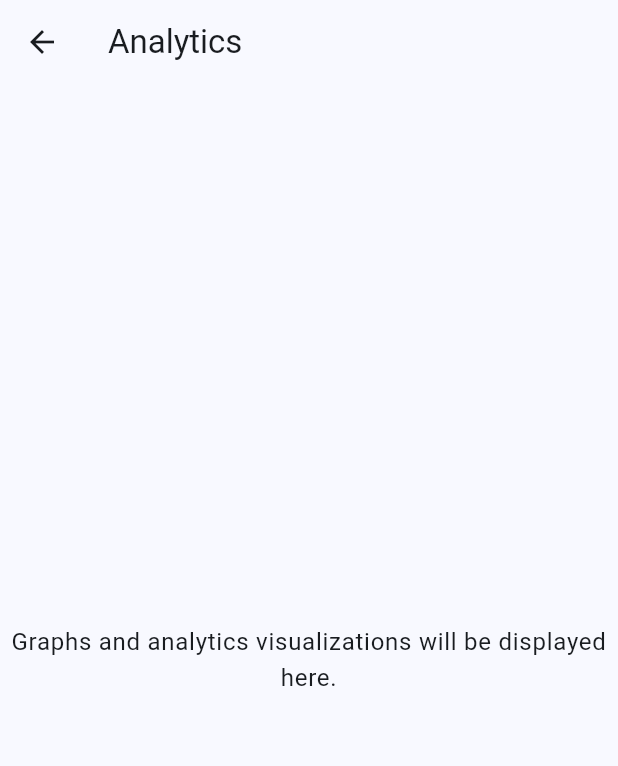
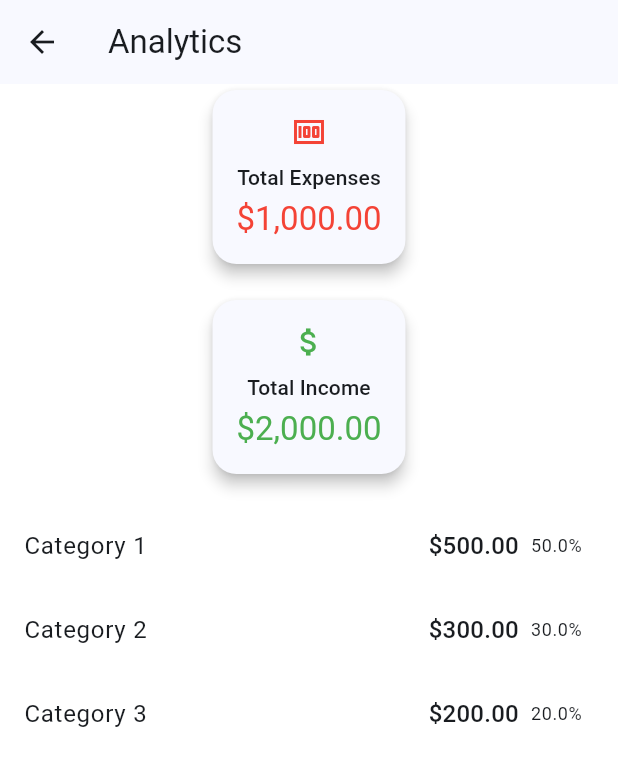
Before and after one commit to cbrf2002/fundi, a Flutter app: the AnalyticsScreen screen opened by its route, on a phone screen of 412 x 824 dp. Shown: the top 766 px of the screen. Run offline on Flutter 3.47's test engine with Material 3 defaults, Android fonts, the phone set to English and light mode, and no system bars; our stand-ins replace cloud_firestore, firebase_auth, firebase_core, flutter_svg, google_fonts, google_sign_in and 1 more; accounts and stored records are empty; Roboto replaces fonts that are missing (Maven Pro).

Commit message:
Sample preview for analytics

```diff
--- a/lib/features/analytics/screens/analytics_screen.dart
+++ b/lib/features/analytics/screens/analytics_screen.dart
@@ -1,4 +1,7 @@
 import 'package:flutter/material.dart';
+import 'package:provider/provider.dart';
+import '../../../core/providers/formatting_provider.dart';
+import '../../../core/models/transaction_model.dart' as model;
 
 class AnalyticsScreen extends StatelessWidget {
   const AnalyticsScreen({super.key});
@@ -9,13 +12,102 @@ class AnalyticsScreen extends StatelessWidget {
       appBar: AppBar(
         title: const Text('Analytics'),
       ),
+      backgroundColor: Colors.transparent,
       body: Center(
-        child: Text(
-          'Graphs and analytics visualizations will be displayed here.',
-          style: Theme.of(context).textTheme.bodyLarge,
-          textAlign: TextAlign.center,
+        child: Column(
+          mainAxisAlignment: MainAxisAlignment.center,
+          children: [
+            _buildSummaryCard(
+              context,
+              'Total Expenses',
+              1000.0,
+              Icons.money,
+              Colors.red,
+            ),
+            const SizedBox(height: 16),
+            _buildSummaryCard(
+              context,
+              'Total Income',
+              2000.0,
+              Icons.attach_money,
+              Colors.green,
+            ),
+            const SizedBox(height: 16),
+            Expanded(
+              child: ListView(
+                children: [
+                  _buildCategoryExpenseItem(
+                    context,
+                    const MapEntry('Category 1', 500.0),
+                    1000.0,
+                  ),
+                  _buildCategoryExpenseItem(
+                    context,
+                    const MapEntry('Category 2', 300.0),
+                    1000.0,
+                  ),
+                  _buildCategoryExpenseItem(
+                    context,
+                    const MapEntry('Category 3', 200.0),
+                    1000.0,
+                  ),
+                ],
+              ),
+            ),
+          ],
         ),
       ),
     );
   }
+
+  Widget _buildSummaryCard(BuildContext context, String title, double amount, IconData icon, Color color) {
+    final formattingProvider = Provider.of<FormattingProvider>(context);
+    return Card(
+      elevation: 4,
+      shape: RoundedRectangleBorder(borderRadius: BorderRadius.circular(16)),
+      child: Padding(
+        padding: const EdgeInsets.all(16.0),
+        child: Column(
+          children: [
+            Icon(icon, color: color, size: 24),
+            const SizedBox(height: 8),
+            Text(
+              title,
+              style: Theme.of(context).textTheme.titleSmall,
+            ),
+            const SizedBox(height: 4),
+            Text(
+              formattingProvider.formatAmount(amount),
+              style: Theme.of(context).textTheme.titleLarge?.copyWith(
+                    color: color,
+                  ),
+            ),
+          ],
+        ),
+      ),
+    );
+  }
+
+  Widget _buildCategoryExpenseItem(BuildContext context, MapEntry<String, double> entry, double totalExpenses) {
+    final formattingProvider = Provider.of<FormattingProvider>(context);
+    final percentage = (entry.value / totalExpenses * 100).toStringAsFixed(1);
+
+    return ListTile(
+      title: Text(entry.key),
+      trailing: Row(
+        mainAxisSize: MainAxisSize.min,
+        children: [
+          Text(
+            formattingProvider.formatAmount(entry.value),
+            style: Theme.of(context).textTheme.titleMedium,
+          ),
+          const SizedBox(width: 8),
+          Text(
+            '$percentage%',
+            style: Theme.of(context).textTheme.bodySmall,
+          ),
+        ],
+      ),
+    );
+  }
 }
```
